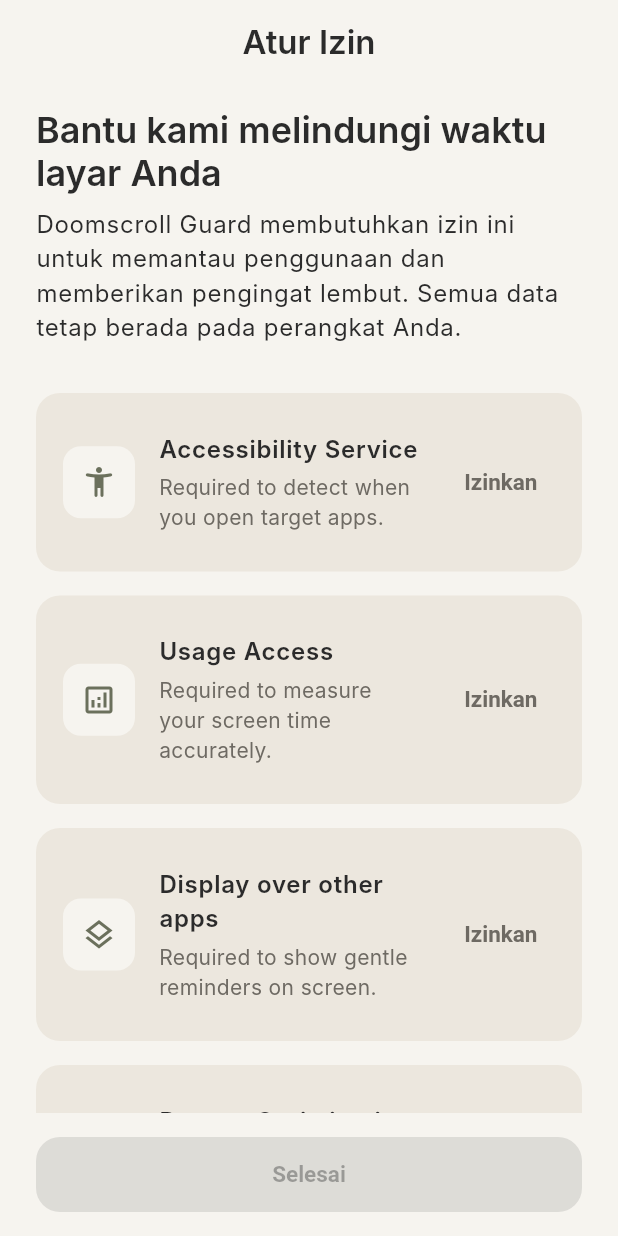
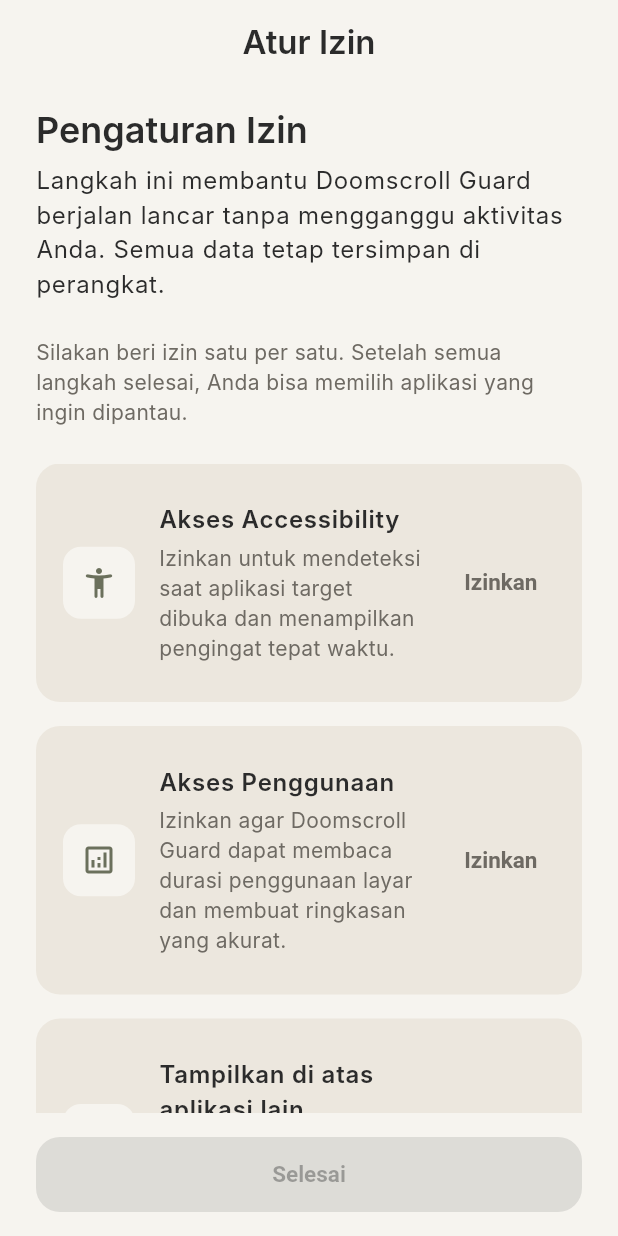
Before and after one commit to Nyot-Nyot/doomscroll-guard, a Flutter app: the PermissionGuideScreen screen opened directly, on a phone screen of 412 x 824 dp. Run offline on Flutter 3.47's test engine with Material 3 defaults, Android fonts, the phone set to English and light mode, and no system bars; our stand-ins replace hive, hive_flutter; accounts and stored records are empty; Roboto replaces fonts that are missing (Inter).

Commit message:
Phase 3.2: Improve permission step microcopy in onboarding

```diff
--- a/lib/features/onboarding/screens/permission_guide_screen.dart
+++ b/lib/features/onboarding/screens/permission_guide_screen.dart
@@ -99,44 +99,49 @@
             crossAxisAlignment: CrossAxisAlignment.start,
             children: [
               Text(
-                'Bantu kami melindungi waktu layar Anda',
+                'Pengaturan Izin',
                 style: Theme.of(context).textTheme.headlineMedium,
               ),
               const SizedBox(height: 8),
               Text(
-                'Doomscroll Guard membutuhkan izin ini untuk memantau penggunaan dan memberikan pengingat lembut. Semua data tetap berada pada perangkat Anda.',
+                'Langkah ini membantu Doomscroll Guard berjalan lancar tanpa mengganggu aktivitas Anda. Semua data tetap tersimpan di perangkat.',
                 style: Theme.of(context).textTheme.bodyLarge,
               ),
-              const SizedBox(height: 32),
+              const SizedBox(height: 24),
+              Text(
+                'Silakan beri izin satu per satu. Setelah semua langkah selesai, Anda bisa memilih aplikasi yang ingin dipantau.',
+                style: Theme.of(context).textTheme.bodyMedium,
+              ),
+              const SizedBox(height: 24),
               Expanded(
                 child: ListView(
                   children: [
                     _buildPermissionItem(
                       icon: Icons.accessibility_new_rounded,
-                      title: 'Accessibility Service',
+                      title: 'Akses Accessibility',
                       description:
-                          'Required to detect when you open target apps.',
+                          'Izinkan untuk mendeteksi saat aplikasi target dibuka dan menampilkan pengingat tepat waktu.',
                       key: 'accessibility',
                     ),
                     _buildPermissionItem(
                       icon: Icons.analytics_outlined,
-                      title: 'Usage Access',
+                      title: 'Akses Penggunaan',
                       description:
-                          'Required to measure your screen time accurately.',
+                          'Izinkan agar Doomscroll Guard dapat membaca durasi penggunaan layar dan membuat ringkasan yang akurat.',
                       key: 'usage',
                     ),
                     _buildPermissionItem(
                       icon: Icons.layers_outlined,
-                      title: 'Display over other apps',
+                      title: 'Tampilkan di atas aplikasi lain',
                       description:
-                          'Required to show gentle reminders on screen.',
+                          'Izinkan agar pengingat ringan dapat muncul saat Anda sedang scrolling.',
                       key: 'overlay',
                     ),
                     _buildPermissionItem(
                       icon: Icons.battery_charging_full_rounded,
-                      title: 'Battery Optimization',
+                      title: 'Optimasi Baterai',
                       description:
-                          'Ensure our worker isn\'t killed by the system.',
+                          'Abaikan optimasi baterai supaya layanan monitoring tetap berjalan di latar belakang.',
                       key: 'battery',
                     ),
                   ],
```
